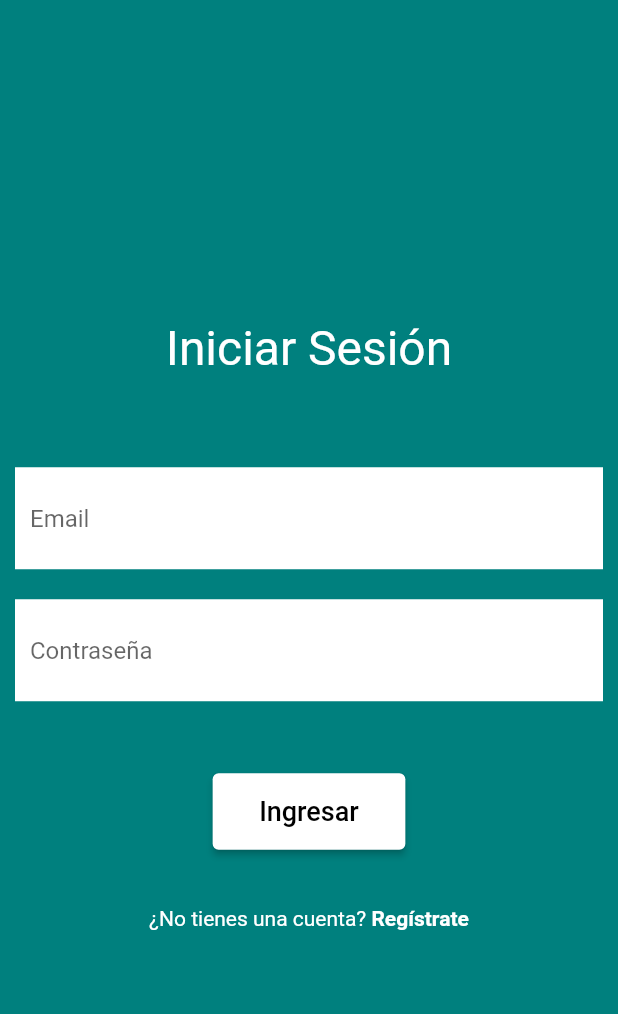
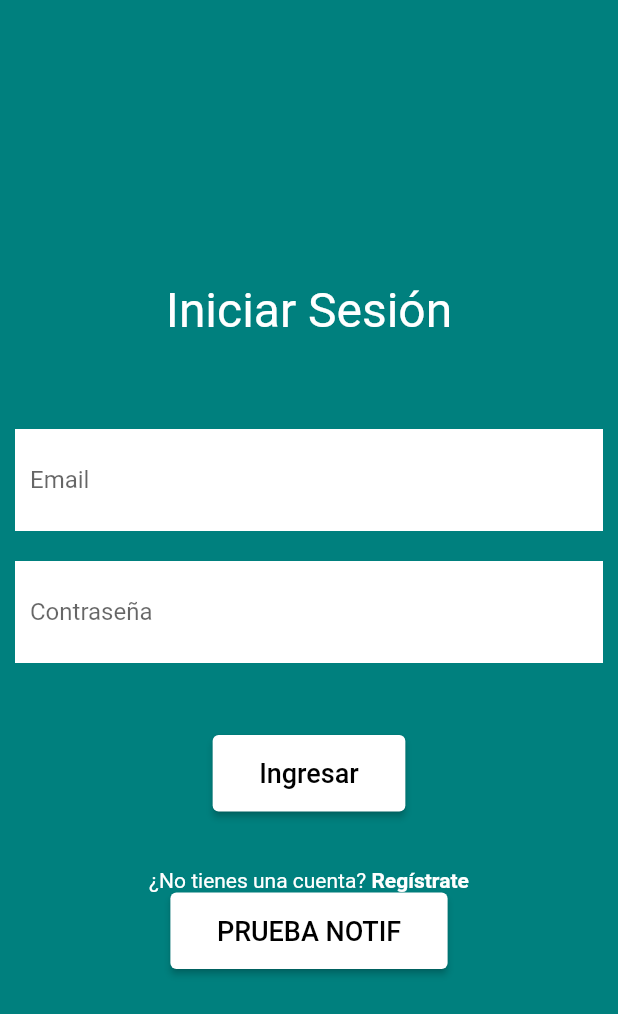
Before and after one commit to lhm2001/mobile-tp, a Flutter app: the screen it shows after launch, after a tap on "Ingresar", on a phone screen of 412 x 824 dp. Shown: the top 1014 px of the screen. Run offline on Flutter 3.47's test engine with Material 2 defaults, Android fonts, the light colour scheme and no system bars; our stand-ins replace flutter_local_notifications, image_picker; missing offline and left inert: dart:ffi; network calls fail.

Commit message:
added notification class

```diff
--- a/lib/login.dart
+++ b/lib/login.dart
@@ -3,10 +3,9 @@
 import 'package:flutter/material.dart';
 import 'package:proyecto_tesis/api/user.dart';
 import 'package:proyecto_tesis/bottomNavigation.dart';
+import 'package:proyecto_tesis/notification.dart';
 import 'package:proyecto_tesis/register.dart';
-// import 'register.dart';
 import 'globals.dart' as globals;
-// import 'home.dart';
 import 'package:proyecto_tesis/api/service.dart';
 
 class login extends StatefulWidget {
@@ -147,6 +146,25 @@
                 ],
               ),
 
+              Container(
+                child: ElevatedButton(
+                  style: ElevatedButton.styleFrom(
+                    primary: Colors.white,
+                  ),
+                  onPressed: () {
+                    NotificationService().showNotification(title: 'Sample',body: 'IT WORKS!');
+                  },
+                  child: Padding(
+                    padding: const EdgeInsets.all(15),
+                    child: Text("PRUEBA NOTIF",style:TextStyle(
+                      //fontWeight: FontWeight.bold,
+                        fontSize: 18,
+                        color: Colors.black
+                    )),
+                  ),
+                ),
+              ),
+
             ],
           ),
         ),
--- a/lib/main.dart
+++ b/lib/main.dart
@@ -1,8 +1,13 @@
 import 'package:flutter/material.dart';
+import 'package:flutter_local_notifications/flutter_local_notifications.dart';
 import 'package:proyecto_tesis/bottomNavigation.dart';
 import 'package:proyecto_tesis/login.dart';
+import 'package:proyecto_tesis/notification.dart';
 
 void main() {
+
+  WidgetsFlutterBinding.ensureInitialized();
+  NotificationService().initNotification();
   runApp(const MyApp());
 }
 
--- /dev/null
+++ b/lib/notification.dart
@@ -0,0 +1,37 @@
+import 'package:flutter_local_notifications/flutter_local_notifications.dart';
+
+class NotificationService {
+  final FlutterLocalNotificationsPlugin notificationsPlugin =
+  FlutterLocalNotificationsPlugin();
+
+  Future<void> initNotification() async {
+    AndroidInitializationSettings initializationSettingsAndroid =
+    const AndroidInitializationSettings('mole');
+
+    var initializationSettingsIOS = DarwinInitializationSettings(
+        requestAlertPermission: true,
+        requestBadgePermission: true,
+        requestSoundPermission: true,
+        onDidReceiveLocalNotification:
+            (int id, String? title, String? body, String? payload) async {});
+
+    var initializationSettings = InitializationSettings(
+        android: initializationSettingsAndroid, iOS: initializationSettingsIOS);
+    await notificationsPlugin.initialize(initializationSettings,
+        onDidReceiveNotificationResponse:
+            (NotificationResponse notificationResponse) async {});
+  }
+
+  notificationDetails() {
+    return const NotificationDetails(
+        android: AndroidNotificationDetails('channelId', 'channelName',
+            importance: Importance.max),
+        iOS: DarwinNotificationDetails());
+  }
+
+  Future showNotification(
+      {int id = 0, String? title, String? body, String? payLoad}) async {
+    return notificationsPlugin.show(
+        id, title, body, await notificationDetails());
+  }
+}
--- a/pubspec.yaml
+++ b/pubspec.yaml
@@ -30,6 +30,7 @@
 dependencies:
   http: ^0.13.5
   image_picker: ^1.0.1
+  flutter_local_notifications: ^13.0.0
   flutter:
     sdk: flutter
 
```
Also changed, not shown: lib/preventiveInformation.dart (line endings or trailing spaces), pubspec.lock, 3 other files.
